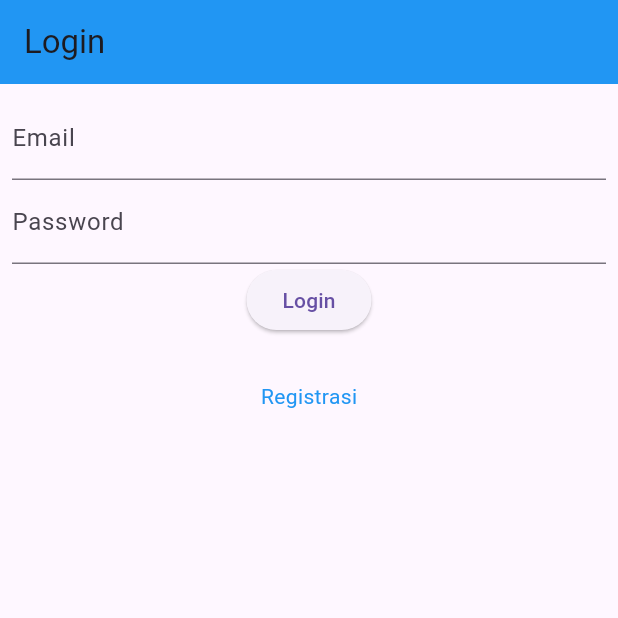
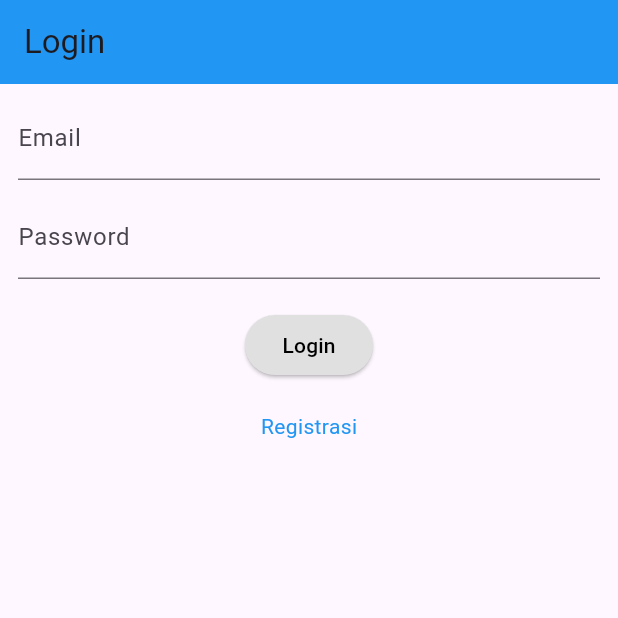
Before and after one commit to IrfanRomadhonWidodo/H1D023023_tokokita_Tugas8, a Flutter app: the screen it shows after launch, on a phone screen of 412 x 824 dp, the top half of it. Run offline on Flutter 3.47's test engine with Material 3 defaults, Android fonts, the phone set to English and light mode, and no system bars.

Commit message:
feat ui tugas 8

```diff
--- a/lib/ui/login_page.dart
+++ b/lib/ui/login_page.dart
@@ -1,5 +1,6 @@
 import 'package:flutter/material.dart';
 import 'package:tokokita/ui/registrasi_page.dart';
+import 'package:tokokita/ui/produk_page.dart';
 
 class LoginPage extends StatefulWidget {
   const LoginPage({Key? key}) : super(key: key);
@@ -10,27 +11,32 @@ class LoginPage extends StatefulWidget {
 
 class _LoginPageState extends State<LoginPage> {
   final _formKey = GlobalKey<FormState>();
-  bool _isLoading = false;
 
-  final _emailTextboxController = TextEditingController();
-  final _passwordTextboxController = TextEditingController();
+  final TextEditingController _emailController = TextEditingController();
+  final TextEditingController _passwordController = TextEditingController();
 
   @override
   Widget build(BuildContext context) {
     return Scaffold(
-      appBar: AppBar(title: const Text('Login'), backgroundColor: Colors.blue),
+      appBar: AppBar(
+        backgroundColor: Colors.blue,
+        title: const Text("Login"), // Sesuai instruksi nama panggilan
+      ),
       body: SingleChildScrollView(
         child: Padding(
-          padding: const EdgeInsets.all(8.0),
+          padding: const EdgeInsets.symmetric(horizontal: 12.0, vertical: 8),
           child: Form(
             key: _formKey,
             child: Column(
+              crossAxisAlignment: CrossAxisAlignment.start,
               children: [
-                _emailTextField(),
-                _passwordTextField(),
-                _buttonLogin(),
-                const SizedBox(height: 30),
-                _menuRegistrasi(),
+                _emailField(),
+                const SizedBox(height: 10),
+                _passwordField(),
+                const SizedBox(height: 20),
+                Center(child: _buttonLogin()),
+                const SizedBox(height: 20),
+                Center(child: _menuRegistrasi()),
               ],
             ),
           ),
@@ -39,14 +45,12 @@ class _LoginPageState extends State<LoginPage> {
     );
   }
 
-  //Membuat Textbox email
-  Widget _emailTextField() {
+  Widget _emailField() {
     return TextFormField(
+      controller: _emailController,
       decoration: const InputDecoration(labelText: "Email"),
       keyboardType: TextInputType.emailAddress,
-      controller: _emailTextboxController,
       validator: (value) {
-        //validasi harus diisi
         if (value!.isEmpty) {
           return 'Email harus diisi';
         }
@@ -55,44 +59,53 @@ class _LoginPageState extends State<LoginPage> {
     );
   }
 
-  //Membuat Textbox password
-  Widget _passwordTextField() {
+  // ===============================
+  // TextField Password
+  // ===============================
+  Widget _passwordField() {
     return TextFormField(
+      controller: _passwordController,
       decoration: const InputDecoration(labelText: "Password"),
-      keyboardType: TextInputType.text,
       obscureText: true,
-      controller: _passwordTextboxController,
       validator: (value) {
-        //jika karakter yang dimasukkan kurang dari 6 karakter
         if (value!.isEmpty) {
-          return "Password harus diisi";
+          return 'Password harus diisi';
         }
         return null;
       },
     );
   }
 
-  //Membuat Tombol Login
   Widget _buttonLogin() {
     return ElevatedButton(
+      style: ElevatedButton.styleFrom(
+        backgroundColor: Colors.grey[300],
+        foregroundColor: Colors.black,
+        padding: const EdgeInsets.symmetric(horizontal: 25, vertical: 10),
+      ),
+      onPressed: () {
+        if (_formKey.currentState!.validate()) {
+          Navigator.pushReplacement(
+            context,
+            MaterialPageRoute(builder: (context) => const ProdukPage()),
+          );
+        }
+      },
       child: const Text("Login"),
-      onPressed: () {
-        var validate = _formKey.currentState!.validate();
-      },
     );
   }
 
-  // Membuat menu untuk membuka halaman registrasi
   Widget _menuRegistrasi() {
-    return Center(
-      child: InkWell(
-        child: const Text("Registrasi", style: TextStyle(color: Colors.blue)),
+    return InkWell(
       onTap: () {
         Navigator.push(
           context,
           MaterialPageRoute(builder: (context) => const RegistrasiPage()),
         );
       },
+      child: const Text(
+        "Registrasi",
+        style: TextStyle(color: Colors.blue, fontSize: 14),
       ),
     );
   }
--- a/lib/ui/produk_page.dart
+++ b/lib/ui/produk_page.dart
@@ -15,7 +15,7 @@ class _ProdukPageState extends State<ProdukPage> {
   Widget build(BuildContext context) {
     return Scaffold(
       appBar: AppBar(
-        title: const Text("List Produk Defit"),
+        title: const Text("List Produk Irfan"),
         backgroundColor: Colors.blue,
         actions: [
           Padding(
```
Also changed, not shown: lib/ui/produk_detail.dart (+18 -48 lines). Lines whose indentation alone changed are shown as unchanged.
